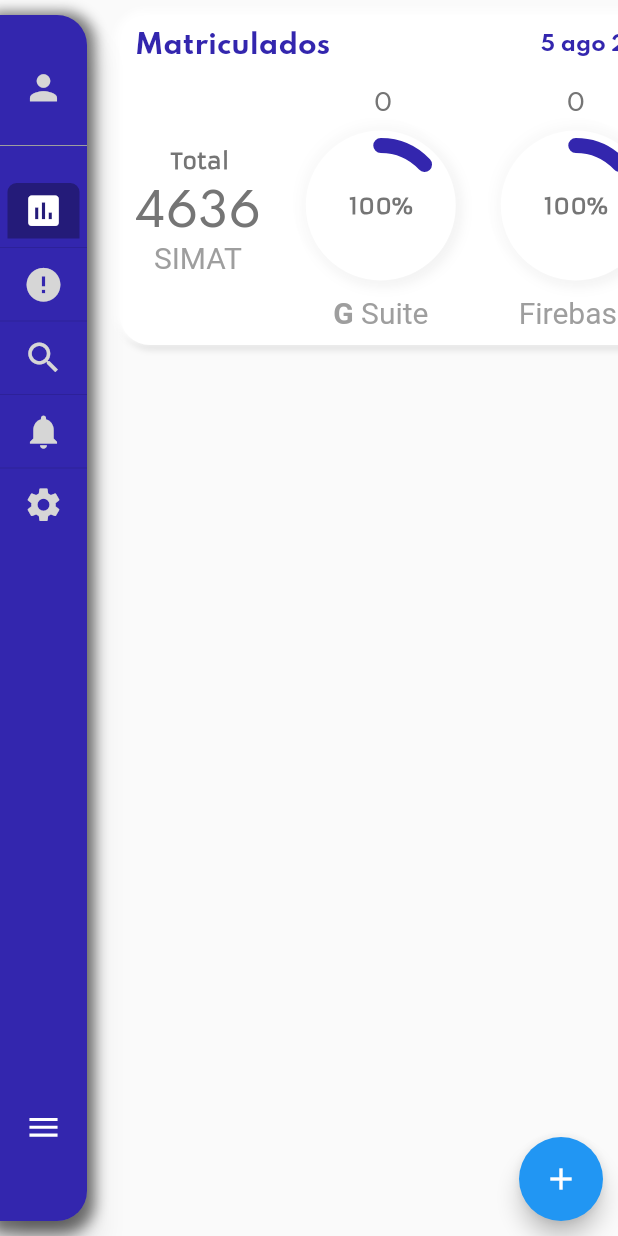
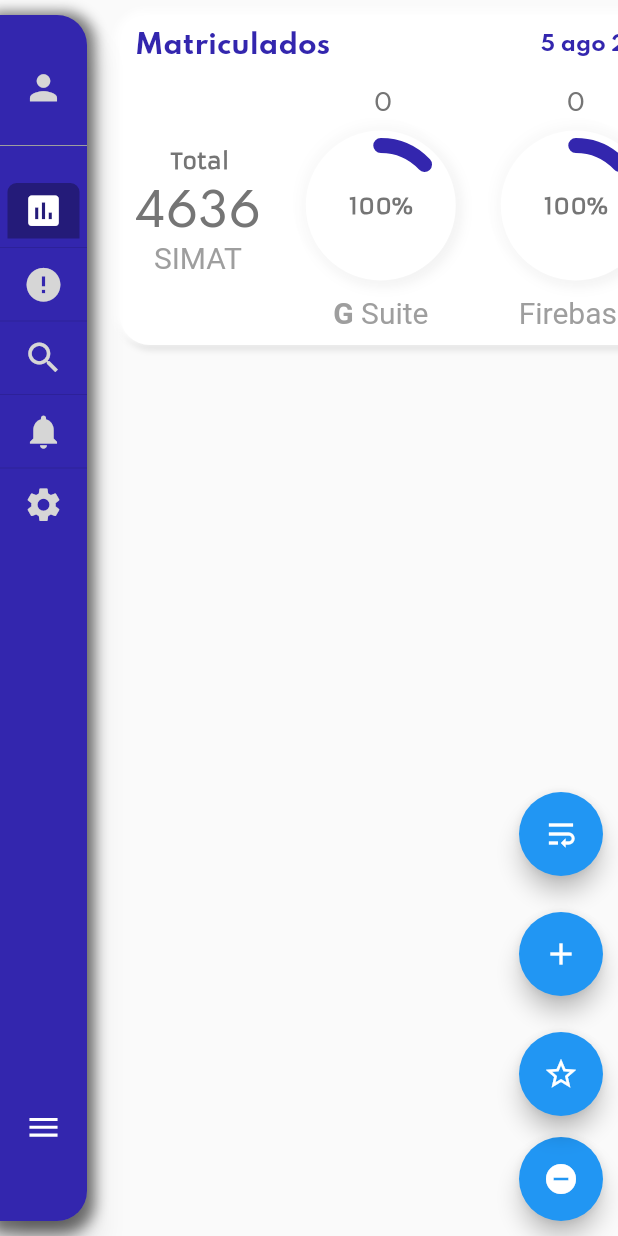
Before and after one commit to stanleyillidge/gescolar_dev, a Flutter app: the HomePage screen opened directly, after a tap on the "add" icon, on a phone screen of 412 x 824 dp. Run offline on Flutter 3.47's test engine with Material 2 defaults, Android fonts, the light colour scheme and no system bars; our stand-ins replace bloc, cloud_firestore, cloud_functions, firebase_auth, firebase_core, flutter_bloc and 5 more; missing offline and left inert: dart:html; accounts and stored records are empty; network calls fail.

Commit message:
13-08-2020

```diff
--- a/lib/main.dart
+++ b/lib/main.dart
@@ -371,8 +371,7 @@ import 'package:firebase_auth/firebase_auth.dart';
 import 'package:flutter/material.dart';
 import 'package:gescolar_dev/pages/home.dart';
 import 'package:gescolar_dev/pages/login.dart';
-import 'package:gescolar_dev/services/firebase_auth_service.dart';
-import 'package:localstorage/localstorage.dart';
+// import 'package:gescolar_dev/services/firebase_auth_service.dart';
 
 void main() {
   runApp(MyApp());
@@ -384,7 +383,7 @@ Widget home = HomePage();
 // 116675950093144953544
 class MyApp extends StatelessWidget {
   // This widget is the root of your application.
-  final LocalStorage storage = LocalStorage('gescolar_app');
+  // final LocalStorage storage = LocalStorage('gescolar_app');
   // final FirebaseAuth _firebaseAuth = FirebaseAuth.instance;
   bool initialized = false;
   /* @override
--- a/lib/pages/sedes.dart
+++ b/lib/pages/sedes.dart
@@ -1,6 +1,6 @@
 import 'dart:convert';
 import 'dart:html';
-// import 'dart:io' as io;
+import 'dart:io' as io;
 import 'dart:typed_data';
 // import 'package:http/http.dart';
 // import 'package:file_picker_web/file_picker_web.dart';
@@ -8,12 +8,18 @@ import 'package:flutter/material.dart';
 // import 'package:flutter/services.dart';
 import 'package:gescolar_dev/widgets/circular_progres/circular_progres.dart';
 import 'package:cloud_functions/cloud_functions.dart';
-import 'package:grizzly_io/io_loader.dart';
+import 'package:hive/hive.dart';
 
 bool darkMode = false;
 var firebaseUsers = 0;
 var gSuiteUsers = 0;
 var simatUsers = 0;
+// final storage = LocalStorage();
+var storage;
+_initStorage() async {
+  storage = await Hive.openBox('myBox');
+  print('Init storage');
+}
 
 class Sedes extends StatefulWidget {
   Sedes({Key key}) : super(key: key);
@@ -26,12 +32,13 @@ class _SedesState extends State<Sedes> {
   void initState() {
     super.initState();
     WidgetsBinding.instance.addPostFrameCallback((_) => {
-          getFirebaseUsers().then((a) => {
+          _initStorage()
+          /* getFirebaseUsers().then((a) => {
                 setState(() {
                   firebaseUsers = a;
                 })
               }),
-          /* getGsuiteUsers(null).then((b) => {
+          getGsuiteUsers(null).then((b) => {
                 setState(() {
                   gSuiteUsers = gSuiteUsers;
                 })
@@ -42,6 +49,22 @@ class _SedesState extends State<Sedes> {
   @override
   Widget build(BuildContext context) {
     // var size = MediaQuery.of(context).size;
+    // firebaseUsers = 0;
+    /*(storage.getItem('firebaseUsers') == null)
+        ? getFirebaseUsers().then((a) => {
+              setState(() {
+                firebaseUsers = a;
+              })
+            })
+        : firebaseUsers = storage.getItem('firebaseUsers'); */
+    // gSuiteUsers = 0;
+    /* (storage.getItem('gSuiteUsers') == null)
+        ? getGsuiteUsers(null).then((b) => {
+              setState(() {
+                gSuiteUsers = gSuiteUsers;
+              })
+            })
+        : gSuiteUsers = storage.getItem('gSuiteUsers'); */
     double radius = 100.0;
     return Stack(
       children: [
@@ -459,19 +482,60 @@ class _SedesState extends State<Sedes> {
           ),
         ),
         Padding(
-          padding: const EdgeInsets.all(10.0),
+          padding: const EdgeInsets.only(bottom: 10.0, right: 10),
+          child: Align(
+            alignment: Alignment.bottomRight,
+            child: FloatingActionButton(
+              onPressed: () async {
+                clearHive();
+              },
+              child: Icon(Icons.remove_circle),
+            ),
+          ),
+        ),
+        Padding(
+          padding: const EdgeInsets.only(bottom: 80.0, right: 10),
+          child: Align(
+            alignment: Alignment.bottomRight,
+            child: FloatingActionButton(
+              onPressed: () async {
+                _initStorage();
+              },
+              child: Icon(Icons.star_border),
+            ),
+          ),
+        ),
+        Padding(
+          padding: const EdgeInsets.only(bottom: 160.0, right: 10),
+          child: Align(
+            alignment: Alignment.bottomRight,
+            child: FloatingActionButton(
+              onPressed: () async {
+                getFirebaseUsers().then((a) => {
+                      // print(['Firebase Users', storage.get('firebaseUsers')]),
+                      setState(() {
+                        firebaseUsers = a;
+                      })
+                    });
+              },
+              child: Icon(Icons.add),
+            ),
+          ),
+        ),
+        Padding(
+          padding: const EdgeInsets.only(bottom: 240.0, right: 10),
           child: Align(
             alignment: Alignment.bottomRight,
             child: FloatingActionButton(
               onPressed: () async {
                 getGsuiteUsers(null).then((b) => {
-                      print(['Resultado final', b]),
+                      readG(),
                       setState(() {
                         gSuiteUsers = gSuiteUsers;
                       })
                     });
               },
-              child: Icon(Icons.add),
+              child: Icon(Icons.wrap_text),
             ),
           ),
         ),
@@ -1464,7 +1528,12 @@ getFirebaseUsers() async {
         'data': '109775147545070328639',
       },
     );
-    // firebaseUsers = result.data['usuarios'].length;
+    firebaseUsers = result.data['usuarios'].length;
+    // print(['firebase', result.data['usuarios'].length]);
+    // var _json = json.encode(result.data['usuarios'][0].toString());
+    // print(['firebase', 0, result.data['usuarios'][0]['uid']]);
+    // print(['firebase', 1, result.data['usuarios'][1]['uid']]);
+    await storage.put('firebaseUsers', result.data['usuarios']);
     return result.data['usuarios'].length;
     // print(result.data['usuarios'].length);
     /* List<dynamic> data = [];
@@ -1495,37 +1564,24 @@ getGsuiteUsers(nextPageToken) async {
   try {
     HttpsCallableResult result;
     print(['nextPageToken', nextPageToken]);
-    if (nex == '') {
-      nex = nextPageToken;
-    }
-    if (nextPageToken != null) {
-      result = await callable.call(
-        <String, dynamic>{
-          'data': nex,
-        },
-      );
-    } else {
-      result = await callable.call(
-        <String, dynamic>{
-          'data': null,
-        },
-      );
-    }
+    result = await callable.call(
+      <String, dynamic>{
+        'data': null,
+      },
+    );
     // usuariosG.add(result.data['data']);
     print(['Resultado', result.data['data'].length]);
+    print(['Resultado', 0, result.data['data'][0]]);
     gSuiteUsers += result.data['data'].length;
     // print(['Num users', gSuiteUsers]);
     print(['Num consulta', conta]);
     // print(['UserId - ', conta, ': ', result.data['data']['users'][0].id]);
     conta += 1;
+    // print(['Guiste Users previo', result.data['data']]);
+    // var _json = json.decode(result.data['data']);
+    // print(['Guiste Users', _json]);
+    await storage.put('gSuiteUsers', result.data['data']);
     return gSuiteUsers;
-    /* if ((result.data['data']['nextPageToken'] != null) && (conta < 20)) {
-      getGsuiteUsers(result.data['data']['nextPageToken']);
-    } else {
-      print(['Termino con', gSuiteUsers]);
-      print(['Resultado', result.data]);
-      return gSuiteUsers;
-    } */
     // print(result.data['usuarios'].length);
     /* List<dynamic> data = [];
                 result.data['usuarios'].forEach((user) {
@@ -1543,6 +1599,11 @@ getGsuiteUsers(nextPageToken) async {
     print('getGsuiteUsers caught generic exception');
     print(e);
   }
+}
+
+readG() async {
+  var a = await storage.get('gSuiteUsers');
+  print(['Gsuite Users', a[0]]);
 }
 
 Uint8List uploadedImage;
@@ -1626,30 +1687,7 @@ _pickFiles() async {
   });
 }
 
-_csv(path) async {
-  try {
-    final tsv = await readCsv(path, fieldSep: '|', textSep: "'");
-    print(tsv);
-  } catch (e) {
-    print(['Error _csv', e]);
-  }
+clearHive() async {
+  await storage.close();
+  print('Clear storage');
 }
-
-_startFilePicker() async {
-  InputElement uploadInput = FileUploadInputElement();
-  uploadInput.click();
-
-  uploadInput.onChange.listen((e) {
-    // read file content as dataURL
-    final files = uploadInput.files;
-    if (files.length == 1) {
-      final file = files[0];
-      final reader = new FileReader();
-
-      reader.onLoadEnd.listen((e) {
-        print(reader.result);
-      });
-      reader.readAsDataUrl(file);
-    }
-  });
-}
--- a/lib/pages/uno.dart
+++ b/lib/pages/uno.dart
@@ -20,7 +20,6 @@ import 'package:image_picker/image_picker.dart';
 import 'package:cloud_firestore/cloud_firestore.dart';
 import 'package:firebase_core/firebase_core.dart';
 import 'package:flutter/material.dart';
-import 'package:localstorage/localstorage.dart';
 import 'package:mask_text_input_formatter/mask_text_input_formatter.dart';
 // import 'dart:math';
 import 'package:responsive_framework/responsive_framework.dart';
@@ -33,7 +32,7 @@ class Uno extends StatefulWidget {
   }
 }
 
-LocalStorage storage = new LocalStorage('gescolar_app');
+// LocalStorage storage = new LocalStorage('gescolar_app');
 
 const firebaseConfig = FirebaseOptions(
   googleAppID: "1:395322918531:web:aaf5e5a050a3743d2e7db6",
@@ -81,7 +80,7 @@ Future<FirebaseApp> _db1() async {
         value.documents.forEach((element) {
           print(element.documentID);
           // lista.add(element.documentID);
-          storage.setItem('database1', element.documentID);
+          // storage.setItem('database1', element.documentID);
         })
       });
 }
@@ -185,7 +184,7 @@ class UnoState extends State<Uno> with TickerProviderStateMixin {
       nivelEnsenanza: NivelEnsenanza(
           preescolar: true, basicaPrimaria: true, educacionMedia: true),
     );
-    storage.setItem('database', inst.toJson());
+    // storage.setItem('database', inst.toJson());
     print(['Json', inst.toJson()]);
     lista.add(ResponsiveConstraints(
       constraintsWhen: blockWidthConstraints,
```
Also changed, not shown: lib/models/SIMAT_shema.json (added, +167 -0 lines), pubspec.yaml (+5 -4 lines), database/database.txt (added), images/7615593ed2f6b3d0e69dd05c89baa18d.webp (added), pubspec.lock.
